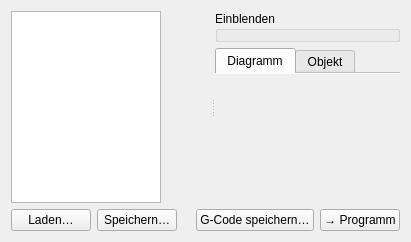
First picture: the form in host/foamcut/qt/ui/designpage.ui, repository vheinitz/foamcut, before the edit.
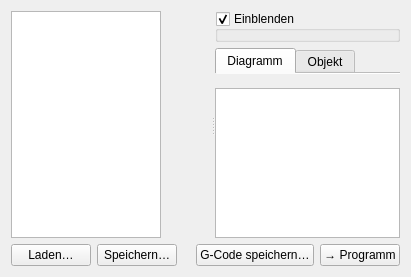
Second picture: the form after the edit.

Commit message: GUI: Ergebnis scrollbar, Ebenen einklappbar, Maschinenmasse auf die Maschinenseite

What changed in the file:
```diff
--- a/host/foamcut/qt/ui/designpage.ui
+++ b/host/foamcut/qt/ui/designpage.ui
@@ -35,6 +35,8 @@
          <item>
           <widget class="QGroupBox" name="layer_box">
            <property name="title"><string>Einblenden</string></property>
+           <property name="checkable"><bool>true</bool></property>
+           <property name="checked"><bool>true</bool></property>
            <layout class="QGridLayout" name="layer_layout">
             <property name="topMargin"><number>2</number></property>
             <property name="bottomMargin"><number>2</number></property>
@@ -79,11 +81,12 @@
           </layout>
          </item>
          <item>
-          <widget class="QLabel" name="result">
-           <property name="text"><string/></property>
-           <property name="wordWrap"><bool>true</bool></property>
-           <property name="sizePolicy"><sizepolicy hsizetype="Ignored" vsizetype="Preferred"><horstretch>0</horstretch><verstretch>0</verstretch></sizepolicy></property>
-           <property name="textInteractionFlags"><set>Qt::TextSelectableByMouse</set></property>
+          <widget class="QPlainTextEdit" name="result">
+           <property name="readOnly"><bool>true</bool></property>
+           <property name="minimumSize"><size><width>0</width><height>110</height></size></property>
+           <property name="maximumSize"><size><width>16777215</width><height>150</height></size></property>
+           <property name="sizePolicy"><sizepolicy hsizetype="Ignored" vsizetype="Fixed"><horstretch>0</horstretch><verstretch>0</verstretch></sizepolicy></property>
+           <property name="lineWrapMode"><enum>QPlainTextEdit::NoWrap</enum></property>
            <property name="styleSheet"><string>font-family:monospace; font-size:9pt;</string></property>
           </widget>
          </item>
```
The commit also changes 7 other files.
